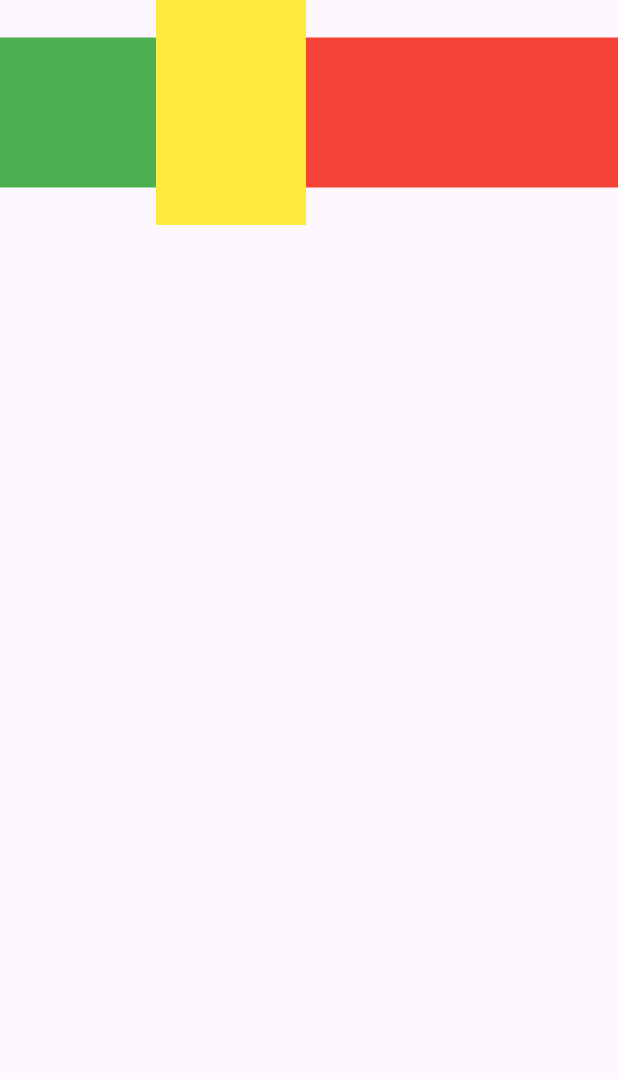
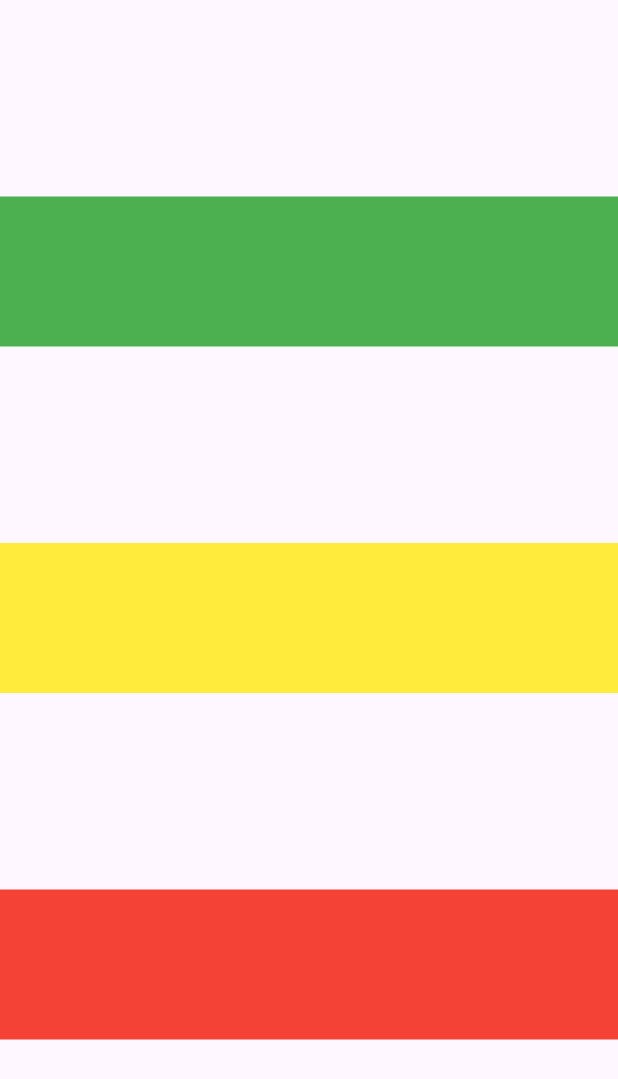
Before and after one commit to EchoOfHer/lab_4aug, a Flutter app: the screen it shows after launch, on a phone screen of 412 x 824 dp. Shown: the top 1079 px of the screen. Run offline on Flutter 3.47's test engine with Material 3 defaults, Android fonts, the phone set to English and light mode, and no system bars.

Commit message:
Add  : collumn

```diff
--- a/lib/Lab_week5/multiple_child.dart
+++ b/lib/Lab_week5/multiple_child.dart
@@ -7,29 +7,13 @@ class MultipleChild extends StatelessWidget {
   Widget build(BuildContext context) {
     return Scaffold(
       body: SafeArea(
-        child: Row(
-          // mainAxisAlignment: MainAxisAlignment.spaceEvenly,
-          crossAxisAlignment: CrossAxisAlignment.center,
-          // children: [
-          //   Container(color: Colors.green, width: 100, height: 100),
-          //   //custom alignment
-          //   Spacer(flex: 1),
-          //   Container(color: Colors.yellow, width: 100, height: 150),
-          //   Spacer(flex: 2),
-          //   Container(color: Colors.red, width: 100, height: 100),
-          // ],
+        child: Column(
+          mainAxisAlignment: MainAxisAlignment.spaceEvenly,
+          crossAxisAlignment: CrossAxisAlignment.stretch,
           children: [
-            //fit to remaing spcace
-            Expanded(
-              flex: 1,
-              child: Container(color: Colors.green, width: 100, height: 100),
-            ),
-            Container(color: Colors.yellow, width: 100, height: 150),
-
-            Expanded(
-              flex: 2,
-              child: Container(color: Colors.red, width: 100, height: 100),
-            ),
+            Container(color: Colors.green, width: 100, height: 100),
+            Container(color: Colors.yellow, width: 150, height: 100),
+            Container(color: Colors.red, width: 100, height: 100),
           ],
         ),
       ),
```
